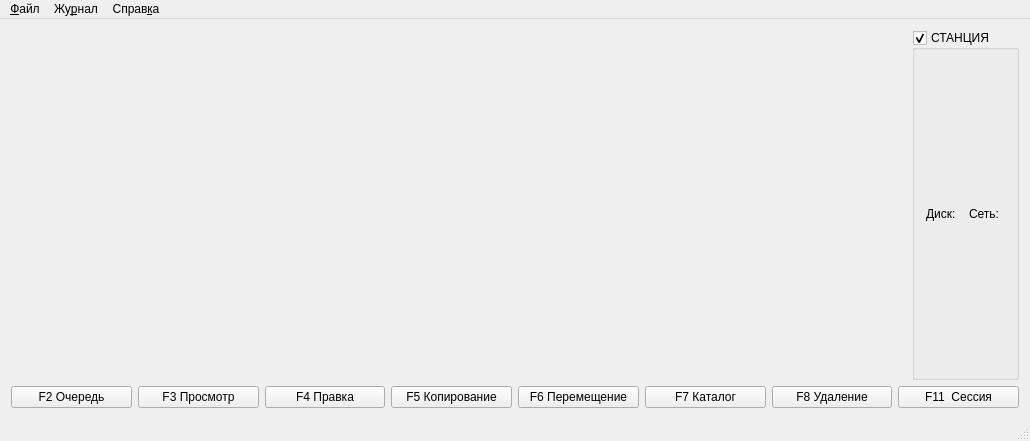
This is mainwindow.ui in cc3k/DataTransfer as Qt 5 draws it before an edit. The edited form follows.
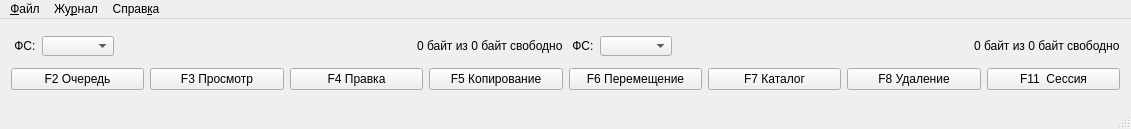
This is the edited form.

Patch:
```diff
--- a/mainwindow.ui
+++ b/mainwindow.ui
@@ -6,8 +6,8 @@
    <rect>
     <x>0</x>
     <y>0</y>
-    <width>1030</width>
-    <height>441</height>
+    <width>1131</width>
+    <height>129</height>
    </rect>
   </property>
   <property name="windowTitle">
@@ -16,53 +16,140 @@
   <widget class="QWidget" name="centralWidget">
    <layout class="QVBoxLayout" name="verticalLayout">
     <item>
-     <layout class="QHBoxLayout" name="horizontalLayoutStation">
-      <item>
-       <spacer name="horizontalSpacer">
-        <property name="orientation">
-         <enum>Qt::Horizontal</enum>
-        </property>
-        <property name="sizeHint" stdset="0">
-         <size>
-          <width>40</width>
-          <height>20</height>
-         </size>
-        </property>
-       </spacer>
-      </item>
-      <item>
-       <widget class="QGroupBox" name="groupBoxHome">
-        <property name="title">
-         <string>СТАНЦИЯ</string>
-        </property>
-        <property name="checkable">
-         <bool>true</bool>
-        </property>
-        <layout class="QGridLayout" name="gridLayout">
-         <item row="0" column="1">
-          <widget class="QLabel" name="label_3">
-           <property name="text">
-            <string>Сеть:</string>
-           </property>
-          </widget>
-         </item>
-         <item row="0" column="0">
-          <widget class="QLabel" name="label">
-           <property name="text">
-            <string>Диск:</string>
-           </property>
-          </widget>
-         </item>
-        </layout>
-       </widget>
-      </item>
-     </layout>
-    </item>
-    <item>
-     <layout class="QHBoxLayout" name="layoutFileExplorer">
+     <layout class="QGridLayout" name="layoutFileExplorer">
       <property name="sizeConstraint">
-       <enum>QLayout::SetMaximumSize</enum>
+       <enum>QLayout::SetMinimumSize</enum>
       </property>
+      <item row="0" column="0">
+       <layout class="QHBoxLayout" name="horizontalLayout">
+        <item>
+         <widget class="QLabel" name="label">
+          <property name="minimumSize">
+           <size>
+            <width>0</width>
+            <height>0</height>
+           </size>
+          </property>
+          <property name="maximumSize">
+           <size>
+            <width>16777215</width>
+            <height>20</height>
+           </size>
+          </property>
+          <property name="text">
+           <string> ФС:</string>
+          </property>
+         </widget>
+        </item>
+        <item>
+         <widget class="QComboBox" name="comboBoxExplorerLeft">
+          <property name="maximumSize">
+           <size>
+            <width>250</width>
+            <height>20</height>
+           </size>
+          </property>
+          <property name="sizeAdjustPolicy">
+           <enum>QComboBox::AdjustToContents</enum>
+          </property>
+         </widget>
+        </item>
+        <item>
+         <spacer name="horizontalSpacer">
+          <property name="orientation">
+           <enum>Qt::Horizontal</enum>
+          </property>
+          <property name="sizeHint" stdset="0">
+           <size>
+            <width>40</width>
+            <height>20</height>
+           </size>
+          </property>
+         </spacer>
+        </item>
+        <item>
+         <widget class="QLabel" name="labelFileSistemSizeLeft">
+          <property name="maximumSize">
+           <size>
+            <width>16777215</width>
+            <height>20</height>
+           </size>
+          </property>
+          <property name="text">
+           <string>0 байт из 0 байт свободно</string>
+          </property>
+          <property name="margin">
+           <number>20</number>
+          </property>
+         </widget>
+        </item>
+       </layout>
+      </item>
+      <item row="0" column="1">
+       <layout class="QHBoxLayout" name="horizontalLayout_2">
+        <item>
+         <widget class="QLabel" name="label_2">
+          <property name="minimumSize">
+           <size>
+            <width>0</width>
+            <height>0</height>
+           </size>
+          </property>
+          <property name="maximumSize">
+           <size>
+            <width>16777215</width>
+            <height>20</height>
+           </size>
+          </property>
+          <property name="text">
+           <string> ФС:</string>
+          </property>
+         </widget>
+        </item>
+        <item>
+         <widget class="QComboBox" name="comboBoxExplorerRight">
+          <property name="maximumSize">
+           <size>
+            <width>250</width>
+            <height>20</height>
+           </size>
+          </property>
+          <property name="sizeAdjustPolicy">
+           <enum>QComboBox::AdjustToContents</enum>
+          </property>
+         </widget>
+        </item>
+        <item>
+         <spacer name="horizontalSpacer_2">
+          <property name="orientation">
+           <enum>Qt::Horizontal</enum>
+          </property>
+          <property name="sizeHint" stdset="0">
+           <size>
+            <width>40</width>
+            <height>20</height>
+           </size>
+          </property>
+         </spacer>
+        </item>
+        <item>
+         <widget class="QLabel" name="labelFileSistemSizeLeft_2">
+          <property name="maximumSize">
+           <size>
+            <width>16777215</width>
+            <height>20</height>
+           </size>
+          </property>
+          <property name="text">
+           <string>0 байт из 0 байт свободно</string>
+          </property>
+          <property name="margin">
+           <number>20</number>
+          </property>
+         </widget>
+        </item>
+       </layout>
+      </item>
      </layout>
     </item>
     <item>
@@ -135,7 +222,7 @@
     <rect>
      <x>0</x>
      <y>0</y>
-     <width>1030</width>
+     <width>1131</width>
      <height>28</height>
     </rect>
    </property>
```
Left out of the diff: 14 changed lines with no effect on the pictures.
